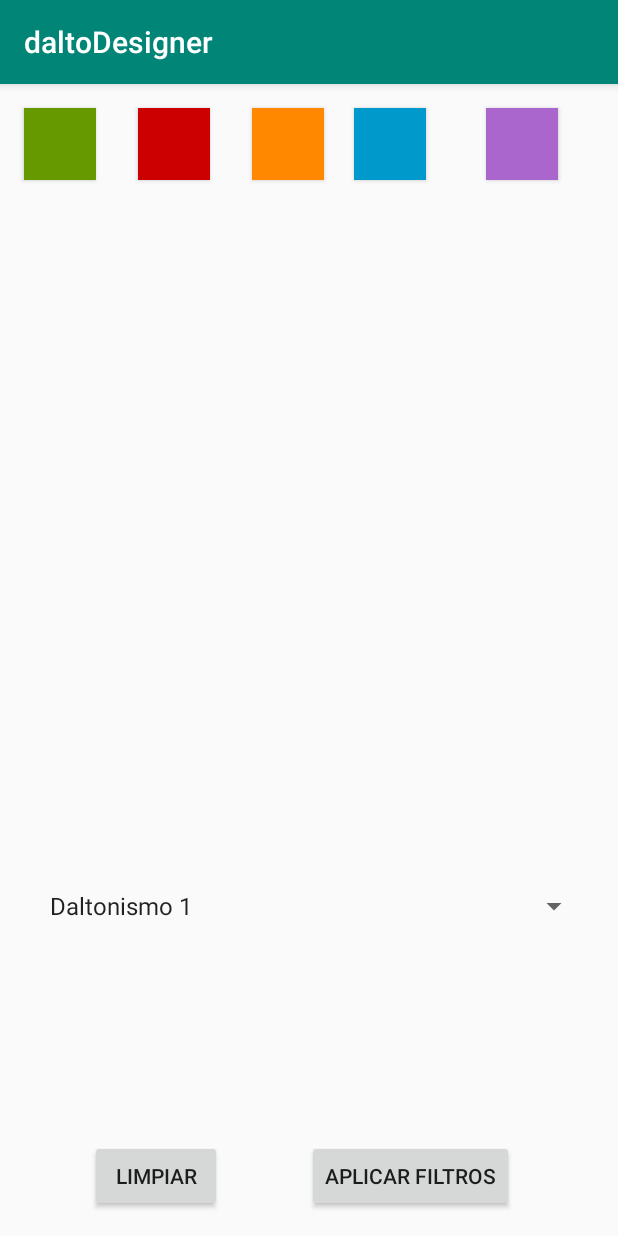
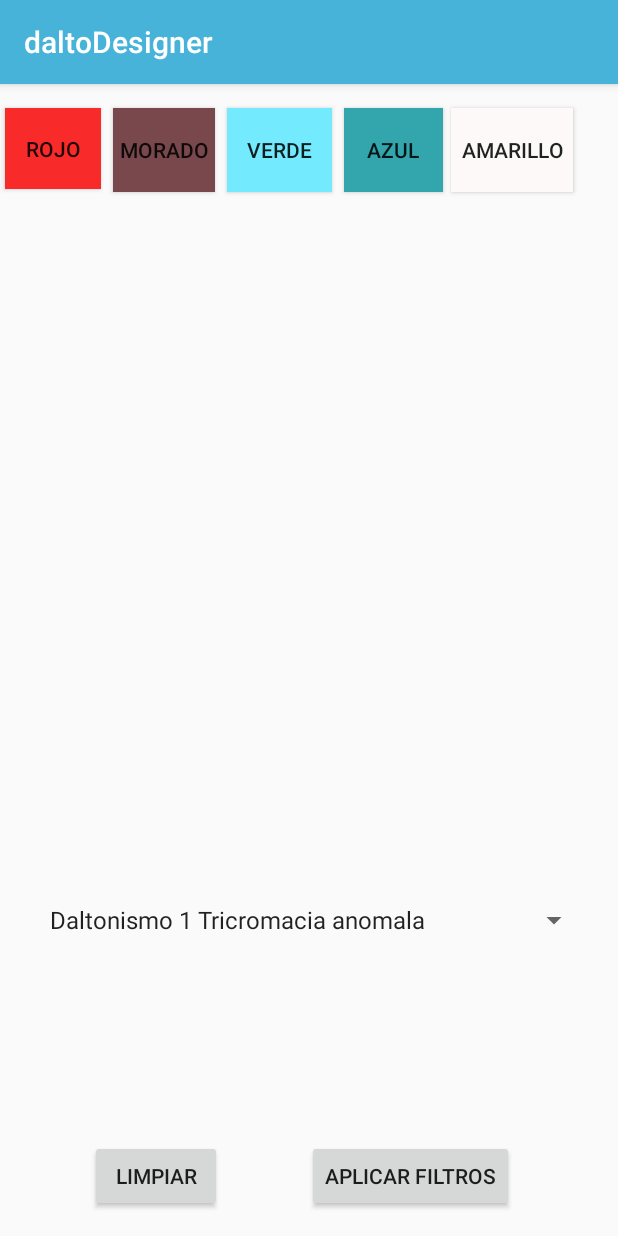
Before and after one commit to proyectos-savsolutions/daltoDesigner, an Android app: the frgAreaDibujo screen opened through its navigation route, on a phone screen of 412 x 824 dp. Run offline under Robolectric (Android 15) with nearby library versions, the phone set to English and light mode, and no system bars.

Commit message:
Ajustes a los colores y presentación del área de dibujo

```diff
--- a/app/src/main/res/layout/fragment_frg_area_dibujo.xml
+++ b/app/src/main/res/layout/fragment_frg_area_dibujo.xml
@@ -10,65 +10,67 @@
 
     <Button
         android:id="@+id/btnColorNaranja"
-        android:layout_width="48dp"
-        android:layout_height="48dp"
-
-        android:layout_marginStart="28dp"
-        android:layout_marginLeft="28dp"
-        android:layout_marginTop="16dp"
-        android:background="@android:color/holo_orange_dark"
-        app:layout_constraintStart_toEndOf="@+id/btnColorRojo"
-        app:layout_constraintTop_toTopOf="parent" />
-
-    <Button
-        android:id="@+id/btnColorRojo"
-        android:layout_width="48dp"
-        android:layout_height="48dp"
-
-        android:layout_marginStart="28dp"
-        android:layout_marginLeft="28dp"
-        android:layout_marginTop="16dp"
-        android:background="@android:color/holo_red_dark"
-        app:layout_constraintStart_toEndOf="@+id/btnColorVerde"
-        app:layout_constraintTop_toTopOf="parent" />
-
-    <Button
-        android:id="@+id/btnColorVerde"
-        android:layout_width="48dp"
-        android:layout_height="48dp"
-
-        android:layout_marginStart="16dp"
-        android:layout_marginLeft="16dp"
-        android:layout_marginTop="16dp"
-        android:background="@android:color/holo_green_dark"
-        app:layout_constraintStart_toStartOf="parent"
-        app:layout_constraintTop_toTopOf="parent" />
-
-    <Button
-        android:id="@+id/btnColorAzul"
-        android:layout_width="48dp"
-        android:layout_height="48dp"
-        android:layout_marginStart="20dp"
-        android:layout_marginLeft="20dp"
-        android:layout_marginTop="16dp"
-        android:background="@android:color/holo_blue_dark"
-        app:layout_constraintStart_toEndOf="@+id/btnColorNaranja"
-        app:layout_constraintTop_toTopOf="parent" />
-
-    <Button
-        android:id="@+id/btnColorPurpura"
-        android:layout_width="48dp"
-        android:layout_height="48dp"
+        android:layout_width="70dp"
+        android:layout_height="56dp"
 
         android:layout_marginStart="8dp"
         android:layout_marginLeft="8dp"
         android:layout_marginTop="16dp"
-        android:layout_marginEnd="8dp"
-        android:layout_marginRight="8dp"
-        android:background="@android:color/holo_purple"
+        android:background="@color/colorVerde"
+        app:layout_constraintStart_toEndOf="@+id/btnColorRojo"
+        app:layout_constraintTop_toTopOf="parent" android:text="VERDE"/>
+
+    <Button
+        android:id="@+id/btnColorRojo"
+        android:layout_width="68dp"
+        android:layout_height="56dp"
+
+        android:layout_marginStart="8dp"
+        android:layout_marginLeft="8dp"
+        android:layout_marginTop="16dp"
+        android:background="@color/colorMorado"
+        app:layout_constraintStart_toEndOf="@+id/btnColorVerde"
+        app:layout_constraintTop_toTopOf="parent" android:text="MORADO"
+        app:layout_constraintEnd_toStartOf="@+id/btnColorNaranja" android:layout_marginEnd="30dp"
+        android:layout_marginRight="30dp"/>
+
+    <Button
+        android:id="@+id/btnColorVerde"
+        android:layout_width="64dp"
+        android:layout_height="54dp"
+
+        android:layout_marginTop="16dp"
+        android:background="@color/colorRojo"
+        app:layout_constraintStart_toStartOf="parent"
+        app:layout_constraintTop_toTopOf="parent" android:text="ROJO" android:layout_marginLeft="3dp"
+        android:layout_marginStart="3dp"/>
+
+    <Button
+        android:id="@+id/btnColorAzul"
+        android:layout_width="66dp"
+        android:layout_height="56dp"
+        android:layout_marginStart="8dp"
+        android:layout_marginLeft="8dp"
+        android:layout_marginTop="16dp"
+        android:background="@color/colorAzul"
+        app:layout_constraintStart_toEndOf="@+id/btnColorNaranja"
+        app:layout_constraintTop_toTopOf="parent" android:text="AZUL"/>
+
+    <Button
+        android:id="@+id/btnColorPurpura"
+        android:layout_width="81dp"
+        android:layout_height="56dp"
+
+        android:layout_marginStart="5dp"
+        android:layout_marginLeft="5dp"
+        android:layout_marginTop="16dp"
+        android:layout_marginEnd="9dp"
+        android:layout_marginRight="9dp"
+        android:background="@color/colorAmarillo"
         app:layout_constraintEnd_toEndOf="parent"
         app:layout_constraintStart_toEndOf="@+id/btnColorAzul"
-        app:layout_constraintTop_toTopOf="parent" />
+        app:layout_constraintTop_toTopOf="parent" app:layout_constraintHorizontal_bias="0.0"
+        android:text="AMARILLO"/>
 
     <Button
         android:id="@+id/btnLimpiarAreaDibujo"
@@ -102,12 +104,12 @@
         android:layout_height="319dp"
         android:layout_marginStart="8dp"
         android:layout_marginLeft="8dp"
-        android:layout_marginTop="8dp"
+        android:layout_marginTop="12dp"
         android:layout_marginEnd="8dp"
         android:layout_marginRight="8dp"
         app:layout_constraintEnd_toEndOf="parent"
         app:layout_constraintStart_toStartOf="parent"
-        app:layout_constraintTop_toBottomOf="@+id/btnColorNaranja" />
+        app:layout_constraintTop_toBottomOf="@+id/btnColorNaranja" app:layout_constraintHorizontal_bias="0.0"/>
 
     <Spinner
         android:id="@+id/spnFiltrosMientrasDibuja"
@@ -115,14 +117,14 @@
         android:layout_height="wrap_content"
         android:layout_marginStart="8dp"
         android:layout_marginLeft="8dp"
-        android:layout_marginTop="8dp"
+        android:layout_marginTop="12dp"
         android:layout_marginEnd="1dp"
         android:layout_marginRight="1dp"
-        android:layout_marginBottom="8dp"
+        android:layout_marginBottom="5dp"
         android:entries="@array/lstTipoDaltonismo"
         app:layout_constraintBottom_toTopOf="@+id/btnLimpiarAreaDibujo"
         app:layout_constraintEnd_toEndOf="parent"
         app:layout_constraintStart_toStartOf="parent"
-        app:layout_constraintTop_toBottomOf="@+id/cnvEspacioDibujoFlitro" />
+        app:layout_constraintTop_toBottomOf="@+id/cnvEspacioDibujoFlitro"/>
 
 </android.support.constraint.ConstraintLayout>
--- a/app/src/main/res/values/arrays.xml
+++ b/app/src/main/res/values/arrays.xml
@@ -1,8 +1,6 @@
 <?xml version="1.0" encoding="utf-8"?>
 <resources>
     <string-array name="lstTipoDaltonismo">
-        <item> Daltonismo 1 </item>
-        <item> Daltonismo 2 </item>
-        <item> Daltonismo 3 </item>
+        <item> Daltonismo 1 Tricromacia anomala </item>
     </string-array>
 </resources>
--- a/app/src/main/res/values/colors.xml
+++ b/app/src/main/res/values/colors.xml
@@ -1,6 +1,12 @@
 <?xml version="1.0" encoding="utf-8"?>
 <resources>
-    <color name="colorPrimary">#008577</color>
+    <color name="colorPrimary">#48b3d8</color>
     <color name="colorPrimaryDark">#00574B</color>
-    <color name="colorAccent">#D81B60</color>
+    <color name="colorAccent">#551c43</color>
+    <color name="colorMorado">#79484c</color>
+    <color name="colorAzul">#32a5ad</color>
+    <color name="colorRojo">#f82a2a</color>
+    <color name="colorVerde">#74eaff</color>
+    <color name="colorAmarillo">#fdf9f9</color>
+
 </resources>
```
